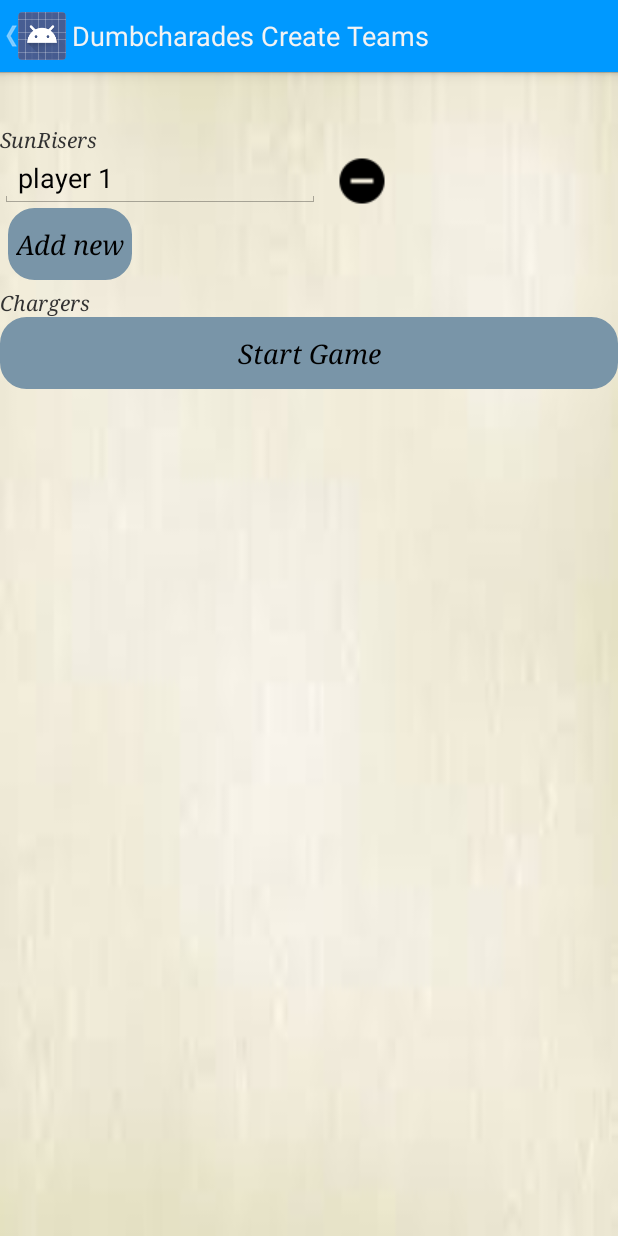
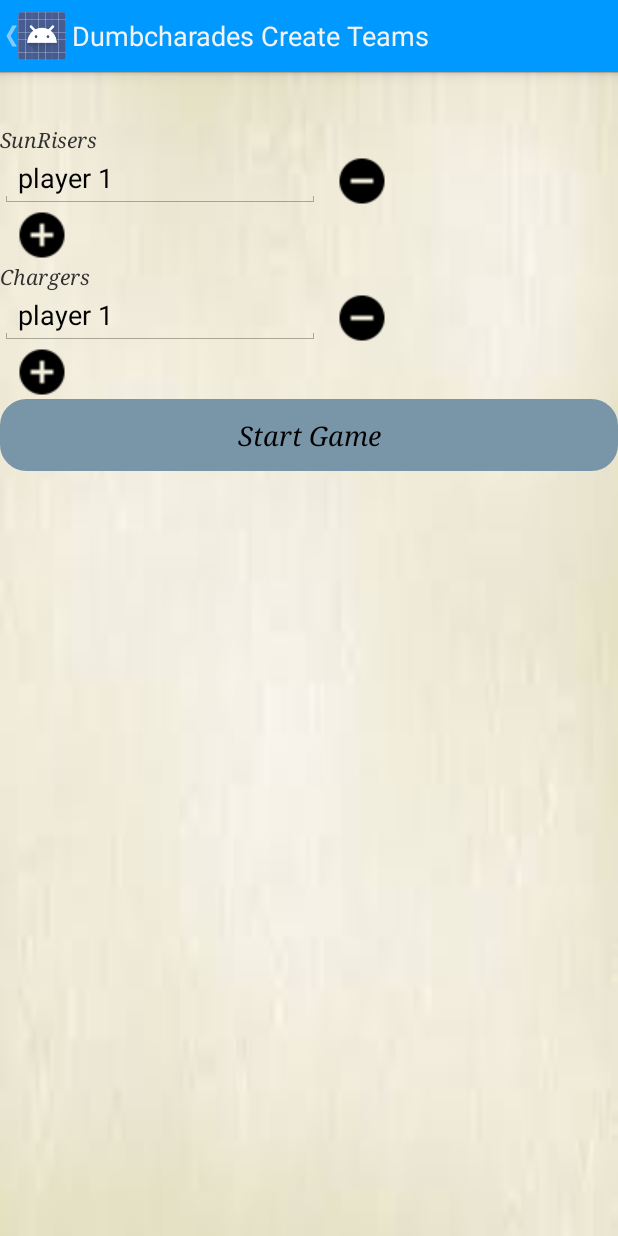
Before and after one commit to kishorependyala/DumbCharades, an Android app: the screen it shows after launch (CreateTeamsActivity), after a tap on "Create Game", on a phone screen of 412 x 824 dp. Run offline under Robolectric (Android 15) with nearby library versions, the phone set to English and light mode, and no system bars.

Commit message:
Dynamic addition of players

```diff
--- a/app/src/main/AndroidManifest.xml
+++ b/app/src/main/AndroidManifest.xml
@@ -20,11 +20,11 @@
         <activity
             android:name="com.teabreaktechnology.dumcharades.CreateTeamsActivity"
             android:label="Dumbcharades Create Teams"
-            android:parentActivityName=".HomeScreenActivity"/>
+            android:parentActivityName=".HomeScreenActivity" />
         <activity
             android:name="com.teabreaktechnology.dumcharades.GamePlayActivity"
             android:label="Dumbcharades Gameplay"
-            android:parentActivityName=".CreateTeamsActivity"/>
+            android:parentActivityName=".CreateTeamsActivity" />
     </application>
 
 </manifest>
--- a/app/src/main/java/com/teabreaktechnology/dumcharades/CreateTeamsActivity.java
+++ b/app/src/main/java/com/teabreaktechnology/dumcharades/CreateTeamsActivity.java
@@ -9,7 +9,6 @@ import android.view.LayoutInflater;
 import android.view.View;
 import android.widget.Button;
 import android.widget.EditText;
-import android.widget.ImageButton;
 import android.widget.LinearLayout;
 import android.widget.TextView;
 
@@ -17,10 +16,12 @@ import com.teabreaktechnology.dumcharades.cache.GameCache;
 
 
 public class CreateTeamsActivity extends Activity {
-    // Parent view for all rows and the add button.
-    private LinearLayout mContainerView;
-    public String PlayerNames[];
-    public int i = 1;
+
+
+    public int team1Count = 1;
+    public int team2Count = 1;
+    private LinearLayout team1LinearLayout;
+    private LinearLayout team2LinearLayout;
 
     @Override
     protected void onCreate(Bundle savedInstanceState) {
@@ -40,17 +41,16 @@ public class CreateTeamsActivity extends Activity {
         TextView team1TextView = (TextView) findViewById(R.id.team1NameTextView);
         TextView team2TextView = (TextView) findViewById(R.id.team2NameTextView);
 
-        Button addteam = (Button) findViewById(R.id.add);
         Button startGameButton = (Button) findViewById(R.id.startGameButton);
 
         team1TextView.setText(team1Name);
         team2TextView.setText(team2Name);
 
-        mContainerView = (LinearLayout) findViewById(R.id.parentView);
+        team1LinearLayout = (LinearLayout) findViewById(R.id.team1LinearLayout);
+        team2LinearLayout = (LinearLayout) findViewById(R.id.team2LinearLayout);
 
-
-        inflateEditRow("player " + i);
-
+        inflateEditRow("player " + team1Count, team1LinearLayout);
+        inflateEditRow("player " + team2Count, team2LinearLayout);
 
         final MediaPlayer mp = MediaPlayer.create(this, R.raw.button3);
 
@@ -61,11 +61,29 @@ public class CreateTeamsActivity extends Activity {
                 Intent startGameIntent = new Intent(CreateTeamsActivity.this, GamePlayActivity.class);
 
                 GameCache gameCache = GameCache.getInstance(true);
+
                 int team1Id = gameCache.addTeam(team1Name);
                 int team2Id = gameCache.addTeam(team2Name);
-
                 int gameId = 1;
 
+
+                for (int i = 0; i < team1LinearLayout.getChildCount() - 1; i++) {
+                    View childAt = team1LinearLayout.getChildAt(i);
+                    EditText editText = (EditText) childAt.findViewById(R.id.editText);
+                    String s = editText.getText().toString();
+                    System.out.println("player name " + s + " " + s.length());
+                    int player1Id = gameCache.addPlayer(s);
+                    gameCache.addPlayer(gameId, team1Id, player1Id);
+                }
+
+                for (int i = 0; i < team2LinearLayout.getChildCount() - 1; i++) {
+                    View childAt = team2LinearLayout.getChildAt(i);
+                    EditText editText = (EditText) childAt.findViewById(R.id.editText);
+                    String s = editText.getText().toString();
+                    System.out.println("player name " + s + " " + s.length());
+                    int player1Id = gameCache.addPlayer(s);
+                    gameCache.addPlayer(gameId, team2Id, player1Id);
+                }
 
                 startGameIntent.putExtra("gameId", gameId + "");
                 startGameIntent.putExtra("timeIntervalForEachPlay", timeIntervalForEachPlay);
@@ -78,32 +96,39 @@ public class CreateTeamsActivity extends Activity {
     }
 
 
-    public void onAddNewClicked(View v) {
-        i++;
-        // Inflate a new row and hide the button self.
-        inflateEditRow("player " + i);
+    public void onAddForTeam1Clicked(View v) {
+        team1Count++;
+        inflateEditRow("player " + team1Count, team1LinearLayout);
+    }
+
+    public void onAddForTeam2Clicked(View v) {
+        team2Count++;
+        inflateEditRow("player " + team2Count, team2LinearLayout);
 
     }
 
-    // onClick handler for the "-" button of each row
-    public void onDeleteClicked(View v) {
-        i--;
-        // remove the row by calling the getParent on button
-        mContainerView.removeView((View) v.getParent());
+    public void onDeleteForTeam2Clicked(View v) {
+        team2Count--;
+        team2LinearLayout.removeView((View) v.getParent());
     }
 
-    // Helper for inflating a row
-    private void inflateEditRow(String name) {
+    public void onDeleteForTeam1Clicked(View v) {
+        team1Count--;
+        team1LinearLayout.removeView((View) v.getParent());
+    }
+
+    private void inflateEditRow(String name, LinearLayout linearLayout) {
 
         LayoutInflater inflater = (LayoutInflater) getSystemService(Context.LAYOUT_INFLATER_SERVICE);
-        final View rowView = inflater.inflate(R.layout.row, null);
-        final ImageButton deleteButton = (ImageButton) rowView
-                .findViewById(R.id.delete);
-        final EditText editText = (EditText) rowView
-                .findViewById(R.id.editText);
+        View rowView = null;
+        if (linearLayout == team1LinearLayout) {
+            rowView = inflater.inflate(R.layout.team1row, null);
+        } else {
+            rowView = inflater.inflate(R.layout.team2row, null);
+        }
+        final EditText editText = (EditText) rowView.findViewById(R.id.editText);
 
         editText.setText(name);
-        // Inflate at the end of all rows but before the "Add new" button
-        mContainerView.addView(rowView, mContainerView.getChildCount() - 1);
+        linearLayout.addView(rowView, linearLayout.getChildCount() - 1);
     }
 }
--- a/app/src/main/res/layout/activity_create_teams.xml
+++ b/app/src/main/res/layout/activity_create_teams.xml
@@ -20,25 +20,18 @@
         android:textStyle="italic" />
 
     <LinearLayout
-        android:id="@+id/parentView"
+        android:id="@+id/team1LinearLayout"
         android:layout_width="match_parent"
         android:layout_height="wrap_content"
         android:orientation="vertical">
 
-        <Button
-            android:id="@+id/add"
+        <ImageButton
+            android:id="@+id/deleteForTeam2"
             android:layout_width="wrap_content"
             android:layout_height="wrap_content"
-            android:layout_marginBottom="5dp"
-            android:layout_marginLeft="5dp"
-            android:layout_marginRight="5dp"
-            android:background="@drawable/colors"
-            android:fontFamily="serif"
-            android:gravity="center_vertical|left"
-            android:onClick="onAddNewClicked"
-            android:paddingLeft="5dp"
-            android:text="Add new"
-            android:textStyle="italic" />
+            android:layout_marginLeft="10dp"
+            android:background="@drawable/add"
+            android:onClick="onAddForTeam1Clicked" />
 
     </LinearLayout>
 
@@ -54,6 +47,36 @@
         android:textStyle="italic" />
 
 
+    <LinearLayout
+        android:id="@+id/team2LinearLayout"
+        android:layout_width="match_parent"
+        android:layout_height="wrap_content"
+        android:orientation="vertical">
+
+        <ImageButton
+            android:id="@+id/deleteForTeam2"
+            android:layout_width="wrap_content"
+            android:layout_height="wrap_content"
+            android:layout_marginLeft="10dp"
+            android:background="@drawable/add"
+            android:onClick="onAddForTeam2Clicked" />
+        <!--<Button-->
+        <!--android:id="@+id/addForTeam2"-->
+        <!--android:layout_width="wrap_content"-->
+        <!--android:layout_height="wrap_content"-->
+        <!--android:layout_marginBottom="5dp"-->
+        <!--android:layout_marginLeft="5dp"-->
+        <!--android:layout_marginRight="5dp"-->
+        <!--android:background="@drawable/colors"-->
+        <!--android:fontFamily="serif"-->
+        <!--android:gravity="center_vertical|left"-->
+        <!--android:onClick="onAddForTeam2Clicked"-->
+        <!--android:paddingLeft="5dp"-->
+        <!--android:text="Add Player"-->
+        <!--android:textStyle="italic" />-->
+
+    </LinearLayout>
+
     <Button
         android:id="@+id/startGameButton"
         android:layout_width="match_parent"
--- /dev/null
+++ b/app/src/main/res/layout/team1row.xml
@@ -0,0 +1,27 @@
+<?xml version="1.0" encoding="utf-8"?>
+<LinearLayout xmlns:android="http://schemas.android.com/apk/res/android"
+    android:layout_width="match_parent"
+    android:layout_height="wrap_content"
+    android:animateLayoutChanges="true"
+    android:orientation="horizontal">
+
+
+    <EditText
+        android:id="@+id/editText"
+        android:layout_width="wrap_content"
+        android:layout_height="match_parent"
+        android:ems="10"
+        android:hint=""
+        android:singleLine="true">
+
+        <requestFocus />
+    </EditText>
+
+    <ImageButton
+        android:id="@+id/deleteForTeam1"
+        android:layout_width="wrap_content"
+        android:layout_height="wrap_content"
+        android:layout_marginLeft="10dp"
+        android:background="@drawable/delete"
+        android:onClick="onDeleteForTeam1Clicked" />
+</LinearLayout>
--- a/app/src/main/res/layout/row.xml
+++ b/app/src/main/res/layout/team2row.xml
@@ -4,7 +4,6 @@
     android:layout_height="wrap_content"
     android:animateLayoutChanges="true"
     android:orientation="horizontal">
-
 
     <EditText
         android:id="@+id/editText"
@@ -18,10 +17,10 @@
     </EditText>
 
     <ImageButton
-        android:id="@+id/delete"
+        android:id="@+id/deleteForTeam2"
         android:layout_width="wrap_content"
         android:layout_height="wrap_content"
         android:layout_marginLeft="10dp"
         android:background="@drawable/delete"
-        android:onClick="onDeleteClicked"/>
+        android:onClick="onDeleteForTeam2Clicked" />
 </LinearLayout>
--- a/app/src/main/res/values-v21/styles.xml
+++ b/app/src/main/res/values-v21/styles.xml
@@ -1,5 +1,5 @@
 <?xml version="1.0" encoding="utf-8"?>
 <resources>
 
-<style name="AppTheme" parent="android:Theme.Material.Light"/>
+    <style name="AppTheme" parent="android:Theme.Material.Light" />
 </resources>
```
Also changed, not shown: app/src/main/java/com/teabreaktechnology/dumcharades/GamePlayActivity.java (+4 -7 lines), 2 other files.
